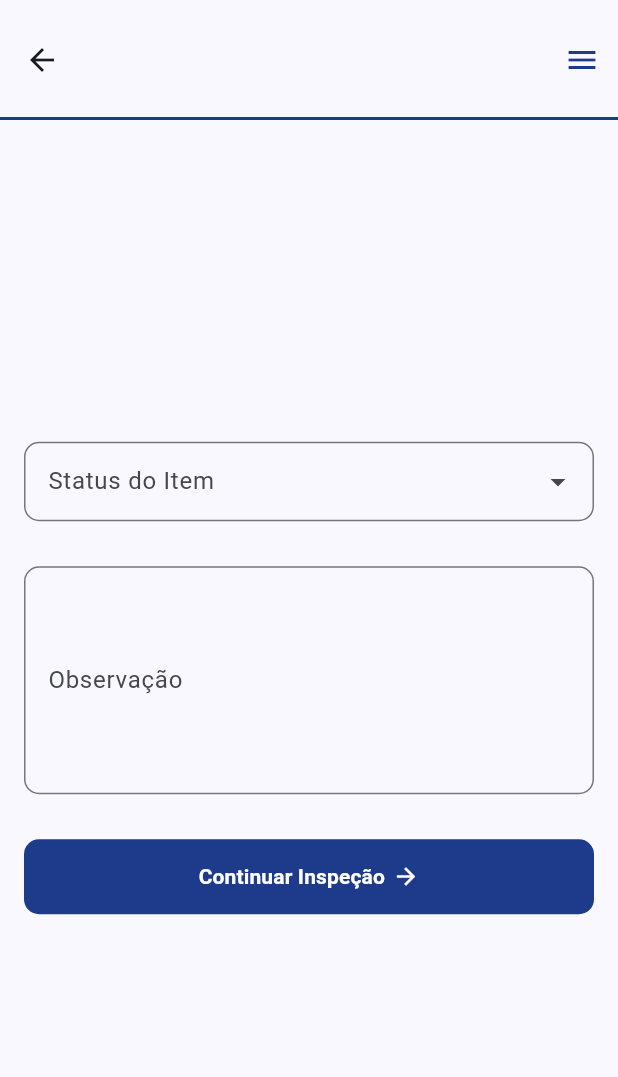
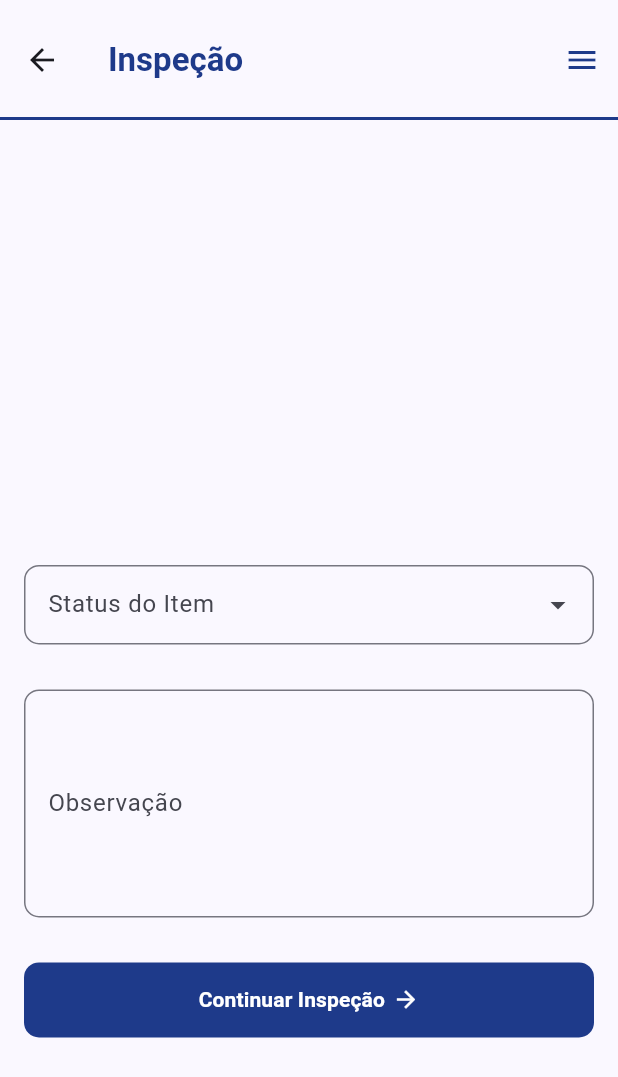
Before and after one commit to FillipeEduardo/inspecao_veicular_petroeng, a Flutter app: the InspecaoPage screen opened directly with empty values, on a phone screen of 412 x 824 dp. Shown: the top 1077 px of the screen. Run offline on Flutter 3.47's test engine with Material 3 defaults, Android fonts, the phone set to English and light mode, and no system bars; our stand-ins replace dio, flutter_riverpod, flutter_secure_storage, go_router; accounts and stored records are empty.

Commit message:
atualiza layout da página de inspeção, ajusta altura do container e modifica título para "Inspeção"

```diff
--- a/lib/pages/inspecao_page.dart
+++ b/lib/pages/inspecao_page.dart
@@ -56,11 +56,13 @@ class _InspecaoPageState extends ConsumerState<InspecaoPage> {
   @override
   Widget build(BuildContext context) {
     final listaStatusInspecaoState = ref.watch(listaStatusInspecaoProvider);
+    final mq = MediaQuery.of(context);
+    final alturaSafe = mq.size.height - mq.padding.top - mq.padding.bottom;
     return Scaffold(
       appBar: AppBar(
         toolbarHeight: 80,
         title: Text(
-          widget.inspecao.item.nome,
+          "Inspeção",
           style: TextStyle(
             color: Theme.of(context).colorScheme.primary,
             fontWeight: FontWeight.bold,
@@ -82,11 +84,23 @@ class _InspecaoPageState extends ConsumerState<InspecaoPage> {
           ),
         ],
       ),
-      body: Center(
-        child: SingleChildScrollView(
-          child: Padding(
+      body: SingleChildScrollView(
+        child: Container(
+          height: alturaSafe * 0.9,
           padding: const EdgeInsets.all(16),
-            child: Form(
+          child: Column(
+            mainAxisAlignment: .center,
+            children: [
+              Text(
+                widget.inspecao.item.nome,
+                style: TextStyle(
+                  color: Theme.of(context).colorScheme.primary,
+                  fontWeight: .bold,
+                  fontSize: 30,
+                ),
+              ),
+              SizedBox(height: alturaSafe * 0.15),
+              Form(
                 key: _formKey,
                 child: Column(
                   spacing: 30,
@@ -121,8 +135,12 @@ class _InspecaoPageState extends ConsumerState<InspecaoPage> {
                           backgroundColor: WidgetStatePropertyAll(
                             Colors.transparent,
                           ),
-                        shadowColor: WidgetStatePropertyAll(Colors.transparent),
-                        fixedSize: WidgetStatePropertyAll(Size.fromHeight(50)),
+                          shadowColor: WidgetStatePropertyAll(
+                            Colors.transparent,
+                          ),
+                          fixedSize: WidgetStatePropertyAll(
+                            Size.fromHeight(50),
+                          ),
                         ),
                         child: Row(
                           crossAxisAlignment: .center,
@@ -144,6 +162,7 @@ class _InspecaoPageState extends ConsumerState<InspecaoPage> {
                   ],
                 ),
               ),
+            ],
           ),
         ),
       ),
```
Lines whose indentation alone changed are shown as unchanged.
